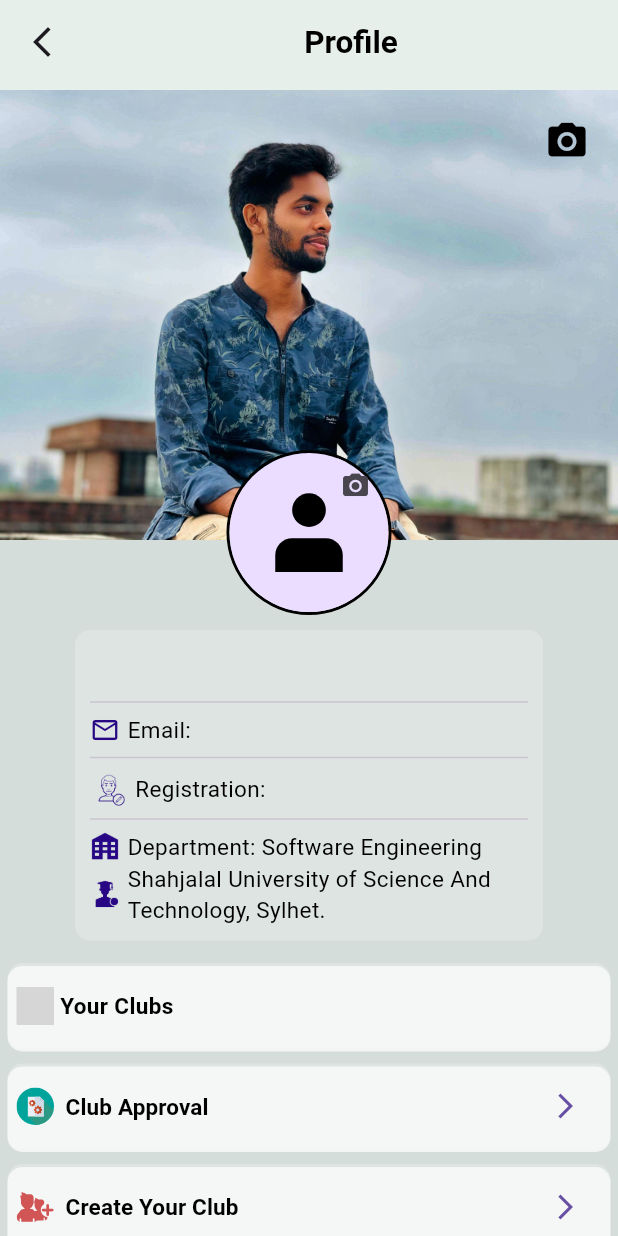
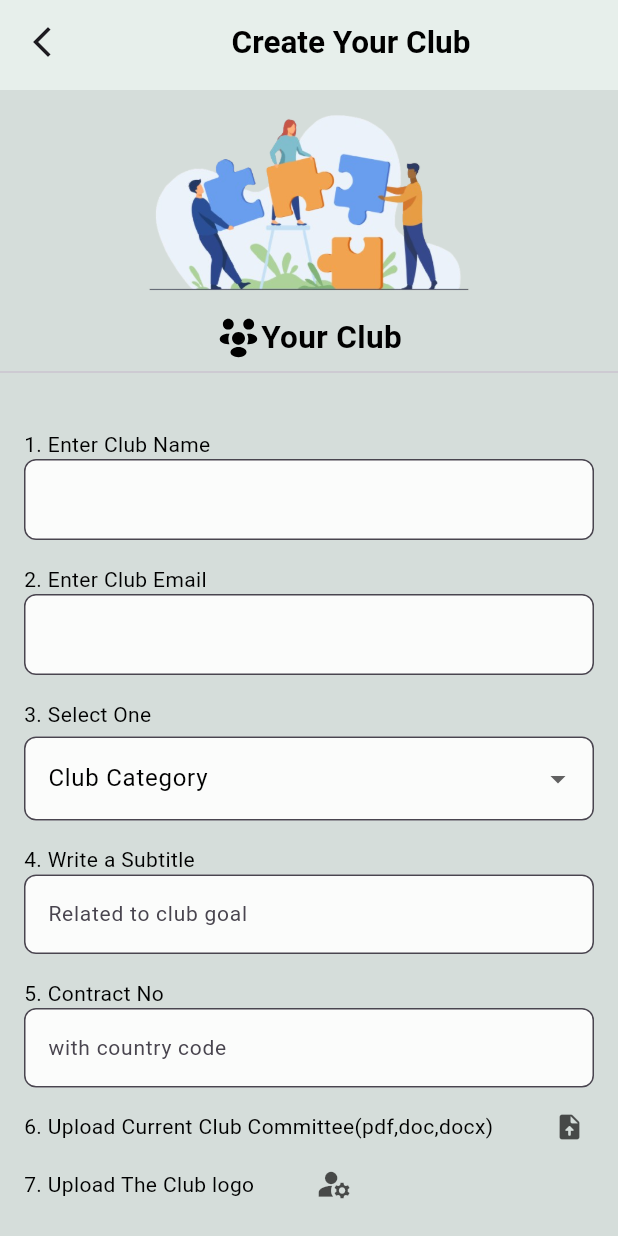
Before and after one commit to Antuh-D/Android-Projects-SWE-250, a Flutter app: the ProfilePage screen opened by its route, after a tap on "Create Your Club", on a phone screen of 412 x 824 dp. Run offline on Flutter 3.47's test engine with Material 3 defaults, Android fonts, the phone set to English and light mode, and no system bars; our stand-ins replace file_picker, flutter_dotenv, flutter_svg, image_picker; accounts and stored records are empty; grey boxes are pictures that could not be loaded.

Commit message:
Create Club

```diff
--- a/Campus Clubs/lib/config/AppRoutes.dart
+++ b/Campus Clubs/lib/config/AppRoutes.dart
@@ -6,6 +6,7 @@ import 'package:campusclubs/pages/MyClubPage.dart';
 import 'package:campusclubs/pages/ProfilePage.dart';
 import 'package:campusclubs/pages/SearchPage.dart';
 
+import '../pages/AppCreateClubPage.dart';
 import '../pages/HomePage.dart';
 import '../pages/SingUpPage.dart';
 import '../pages/LoginPage.dart';
@@ -23,6 +24,7 @@ class AppRoutes{
     profile: (context) => ProfilePage(),
     clubApproval: (context) => AppClubApprovalPage(),
     profileedit: (context) => AppProfileEditPage(),
+    createClub: (context) => AppCreateClubPage(),
   };
   static const welcomepage = '/';
   static const login = '/login';
@@ -34,4 +36,5 @@ class AppRoutes{
   static const myclubs ='/clubs';
   static const clubApproval = '/apply';
   static const profileedit = '/infoEdit';
+  static const createClub = '/createclub';
 }
--- a/Campus Clubs/lib/config/AppString.dart
+++ b/Campus Clubs/lib/config/AppString.dart
@@ -10,4 +10,5 @@ class AppString{
   static const String myclubs = "Joined Clubs";
   static const String loadingtext = "Loading....";
   static const String clubApproval = "Approval Applications";
+  static const String createClub = "Create Your Club";
 }
--- /dev/null
+++ b/Campus Clubs/lib/pages/AppCreateClubPage.dart
@@ -0,0 +1,234 @@
+import 'dart:io';
+import 'dart:typed_data';
+import 'package:file_picker/file_picker.dart';
+
+import 'package:flutter/foundation.dart';
+import 'package:flutter/material.dart';
+import 'package:flutter_svg/svg.dart';
+import 'package:image_picker/image_picker.dart';
+import '../components/AppTextField.dart';
+import '../components/MyAppBar.dart';
+import '../config/AppString.dart';
+import '../config/AppURL.dart';
+import '../styles/AppColors.dart';
+import '../styles/AppTexts.dart';
+
+class AppCreateClubPage extends StatefulWidget {
+  const AppCreateClubPage({super.key});
+
+  @override
+  State<AppCreateClubPage> createState() => _AppCreateClubPageState();
+}
+
+class _AppCreateClubPageState extends State<AppCreateClubPage> {
+  final TextEditingController name = TextEditingController();
+  final TextEditingController email = TextEditingController();
+  final TextEditingController contract = TextEditingController();
+  final TextEditingController subtitle = TextEditingController();
+  String? category;
+
+  Uint8List? imageBytes;
+  File? imageFile;
+
+  Uint8List? documentBytes;
+  File? documentFile;
+  String? documentName;
+
+  final ImagePicker picker= ImagePicker();
+
+
+  @override
+  Widget build(BuildContext context) {
+    return  Scaffold(
+      appBar: MyAppBar(
+        Headding: AppString.createClub,
+        backpage: true,
+      ),
+      body: SingleChildScrollView(
+        child: Column(
+          crossAxisAlignment: CrossAxisAlignment.start,
+          children: [
+
+            //Theme and Heading
+            Center(child: Image.asset(AppURL.loginTheme, height: 150)),
+            Row(
+              mainAxisAlignment: MainAxisAlignment.center,
+              children: [
+                SvgPicture.asset(
+                  AppURL.mens_icon,
+                  height: 30,
+                  width: 30,
+                  color: Colors.black,
+                ),
+                Text(
+                  "Your Club",
+                  style: AppTexts.AppHeading,
+                )
+              ],
+            ),
+
+            Divider(thickness: 1,),
+            SizedBox(height: 30,),
+
+
+            //Club name,email
+            AppFormField("1. Enter Club Name", name),
+            SizedBox(height: 16,),
+            AppFormField("2. Enter Club Email", email),
+
+            //category
+            Padding(
+              padding: EdgeInsets.symmetric(horizontal: 16,vertical: 16),
+              child: Column(
+                crossAxisAlignment: CrossAxisAlignment.start,
+                children: [
+                  Text("3. Select One",style: AppTexts.normal,),
+                  SizedBox(height: 5,),
+                  DropdownButtonFormField(
+                    items: ["Tech", "Culture", "Sports"]
+                        .map((c) => DropdownMenuItem(
+                      value: c,
+                      child: Text(c,),),).toList(),
+                    onChanged: (value) {
+                      category=value;
+                    },
+                    decoration: InputDecoration(labelText: "Club Category",
+                      labelStyle: TextStyle(color: Colors.black),
+                      border: OutlineInputBorder(
+                        borderRadius: BorderRadius.all(Radius.circular(8.0)),
+                      ),
+                      focusedBorder: OutlineInputBorder(
+                        borderRadius: BorderRadius.circular(8.0),
+                        borderSide: BorderSide(
+                          color: Colors.black38,
+                          width: 2.0,
+                        ),
+                      ),
+                      filled: true,
+                      fillColor:Colors.white.withOpacity(0.9),
+
+                    ),
+                    dropdownColor: Colors.white,
+                  ),
+                ],),
+            ),
+
+            //subtitle,contract
+            AppFormField("4. Write a Subtitle", subtitle, hint: "Related to club goal"),
+            SizedBox(height: 16,),
+            AppFormField("5. Contract No", contract, hint: "with country code"),
+
+            //file input
+            Padding(
+              padding: EdgeInsets.symmetric(horizontal: 16,vertical: 16),
+              child: Column(
+                crossAxisAlignment: CrossAxisAlignment.start,
+                children: [
+                  CreateTextButton(labelText:"6. Upload Current Club Committee(pdf,doc,docx)" , iconAsset:Icon(Icons.upload_file_rounded,size: 20,color: AppColors.icon2,) , textStyle: AppTexts.normal,
+                      onPressed: (){
+                        pickFile('doc');
+                      }),
+                  SizedBox(height: 16,),
+                  CreateTextButton(labelText:"7. Upload The Club logo", iconAsset:Icon(Icons.manage_accounts,color:AppColors.icon2,size: 25,) , textStyle: AppTexts.normal,
+                      onPressed: (){
+                        pickFile('image');
+                      }),
+                  if (imageFile != null)
+                    Text("Selected: ${imageFile!.path}"),
+                  if (imageBytes != null)
+                    Text("Logo uploaded successfully (Web)"),
+                ],
+              ),
+
+            ),
+
+            //submit button
+            Padding(
+              padding: EdgeInsets.all(16),
+              child: ElevatedButton(
+                onPressed: () {
+                  // Submit logic here
+                },
+                child: Text("Submit",style: AppTexts.button,),
+                style: ElevatedButton.styleFrom(
+                  backgroundColor: AppColors.buttonColor,
+                ),
+              ),
+            ),
+          ],
+        ),
+      ),
+    );
+  }
+
+  Widget AppFormField(String label, TextEditingController controller, {String hint = ""}) {
+    return Padding(
+      padding: EdgeInsets.symmetric(horizontal: 16,),
+      child: Column(
+        crossAxisAlignment: CrossAxisAlignment.start,
+        children: [
+          Text(label, style: AppTexts.normal),
+          AppTextField(hint: hint, controller: controller),
+        ],
+      ),
+    );
+  }
+
+
+  Widget CreateTextButton({
+    required VoidCallback onPressed,
+    required String labelText,
+    required final Widget iconAsset,
+    required TextStyle textStyle,
+  }) {
+    return Row(
+      children: [
+        Flexible(child: Text("$labelText           ", style: textStyle)),
+        TextButton(
+          onPressed: onPressed,
+          child: iconAsset,
+          style: ButtonStyle(
+            overlayColor: MaterialStateProperty.all(Colors.transparent),
+            splashFactory: NoSplash.splashFactory,
+            padding: MaterialStateProperty.all(EdgeInsets.zero),
+            minimumSize: MaterialStateProperty.all(Size.zero),
+            tapTargetSize: MaterialTapTargetSize.shrinkWrap,
+          ),
+        ),
+      ],
+    );
+  }
+
+  Future<void> pickFile(String type) async {
+    if (type == 'image') {
+      final pickedFile = await picker.pickImage(source: ImageSource.gallery);
+      if (pickedFile != null) {
+        if (kIsWeb) {
+          final bytes = await pickedFile.readAsBytes();
+          setState(() {
+            imageBytes = bytes;
+            imageFile = null;
+          });
+        } else {
+          setState(() {
+            imageFile = File(pickedFile.path);
+            imageBytes = null;
+          });
+        }
+      }
+    } else if (type == 'doc') {
+      final result = await FilePicker.platform.pickFiles(
+        type: FileType.custom,
+        allowedExtensions: ['pdf', 'doc', 'docx'],
+      );
+      if (result != null && (result.files.single.bytes != null || result.files.single.path != null)) {
+        final file = result.files.single;
+        setState(() {
+          documentName = file.name;
+          documentBytes = file.bytes;
+          documentFile = file.path != null ? File(file.path!) : null;
+        });
+      }
+    }
+  }
+}
--- a/Campus Clubs/lib/pages/ProfilePage.dart
+++ b/Campus Clubs/lib/pages/ProfilePage.dart
@@ -71,6 +71,8 @@ class _ProfilePageState extends State<ProfilePage> {
       body: SingleChildScrollView(
         child: Column(
           children: [
+
+            //profile and cover picture
             Stack(
               clipBehavior: Clip.none,
               children: [
@@ -89,6 +91,7 @@ class _ProfilePageState extends State<ProfilePage> {
                     ),
                   ),
                 ),
+                //cover pic
                 Positioned(
                   top: 10,
                   right: 10,
@@ -99,6 +102,7 @@ class _ProfilePageState extends State<ProfilePage> {
                     },
                   ),
                 ),
+                //profile pic
                 Positioned(
                   bottom: -50,
                   left: (screenWidth / 2) - 55,
@@ -142,6 +146,8 @@ class _ProfilePageState extends State<ProfilePage> {
               ],
             ),
             SizedBox(height: 60),
+
+            //profile info card
             Center(
               child: Padding(
                 padding: EdgeInsets.symmetric(horizontal: 50),
@@ -213,7 +219,10 @@ class _ProfilePageState extends State<ProfilePage> {
                 ),
               ),
             ),
+
             SizedBox(height: 10),
+
+            //join or suggest clubs
             AppContainer(
               child: Padding(
                 padding: EdgeInsets.only(left: 6),
@@ -226,6 +235,8 @@ class _ProfilePageState extends State<ProfilePage> {
                 ),
               ),
             ),
+
+            //Approval
             AppContainer(
               child: AppTextButton(
                 onPressed: () {
@@ -243,9 +254,13 @@ class _ProfilePageState extends State<ProfilePage> {
                 ),
               ),
             ),
+
+            //crete club
             AppContainer(
               child: AppTextButton(
-                onPressed: () {},
+                onPressed: () {
+                  Navigator.of(context).pushNamed(AppRoutes.createClub);
+                },
                 child: Padding(
                   padding: EdgeInsets.only(left: 6),
                   child: Row(
@@ -258,6 +273,8 @@ class _ProfilePageState extends State<ProfilePage> {
                 ),
               ),
             ),
+
+            //explore new
             AppContainer(
               child: AppTextButton(
                 onPressed: () {
@@ -275,6 +292,8 @@ class _ProfilePageState extends State<ProfilePage> {
                 ),
               ),
             ),
+
+            //personal info edit
             AppContainer(
               child: AppTextButton(
                 onPressed: () {
@@ -294,6 +313,8 @@ class _ProfilePageState extends State<ProfilePage> {
                 ),
               ),
             ),
+
+            //setting
             AppContainer(
               child: AppTextButton(
                 onPressed: () {},
```
Also changed, not shown: Campus Clubs/pubspec.yaml (+5 -4 lines), Campus Clubs/assets/png/chessT.png (added), Campus Clubs/assets/png/enterpreneurshipT.png (added), Campus Clubs/assets/png/machineT.png (added), Campus Clubs/assets/png/roboticsT.png (added), Campus Clubs/pubspec.lock, 1 other file.
